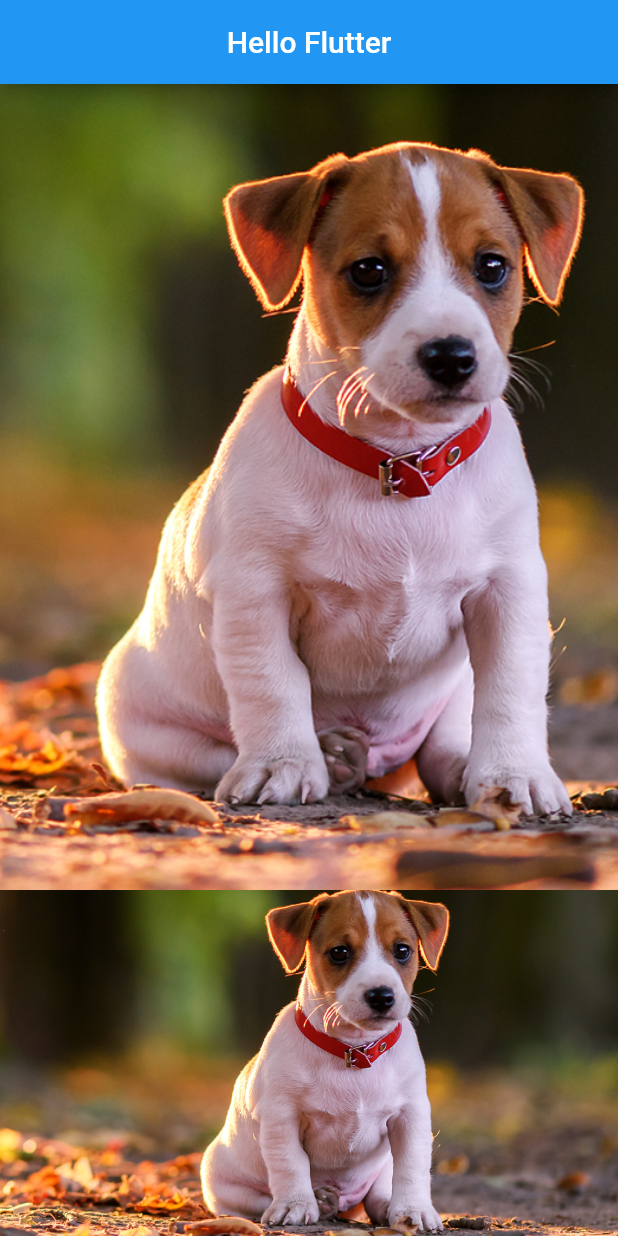
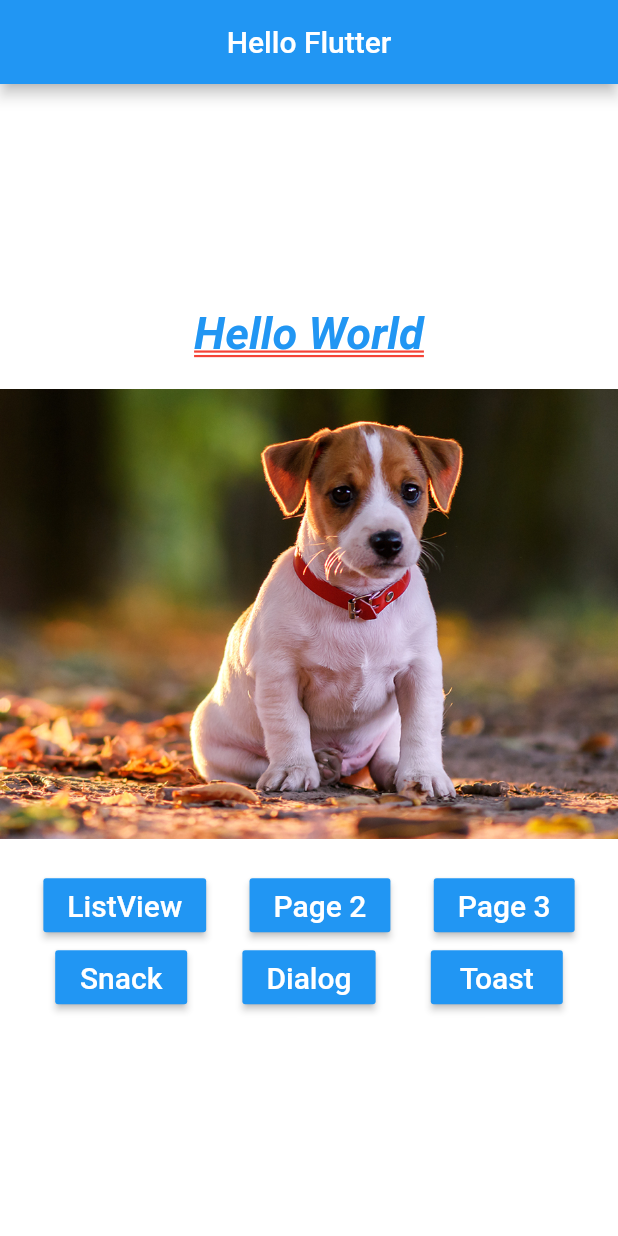
Before and after one commit to mauro-santos/flutter_hello1, a Flutter app: the screen it shows after launch, on a phone screen of 412 x 824 dp. Run offline on Flutter 3.47's test engine with Material 2 defaults, Android fonts, the phone set to English and light mode, and no system bars.

Commit message:
- Padrão de altura para os itens da ListView. - HomePage com o código padrão.

```diff
--- a/lib/home_page.dart
+++ b/lib/home_page.dart
@@ -21,22 +21,24 @@ class HomePage extends StatelessWidget {
   }
 
   _body(BuildContext context) {
-    return Column(
+    return Container(
+      color: Colors.white,
+      child: Column(
+        mainAxisAlignment: MainAxisAlignment.center,
         children: <Widget>[
-        Expanded(
-          flex: 7,
-          child: _pageView(),
+          _text(),
+          _pageView(),
+          _buttons(context),
+        ],
       ),
-        Expanded(
-          flex: 3,
-          child: _pageView(),
-        )
-      ],
     );
   }
 
-  _pageView() {
-    return PageView(
+  Container _pageView() {
+    return Container(
+      height: 300,
+      margin: EdgeInsets.only(top: 20, bottom: 20),
+      child: PageView(
         children: <Widget>[
           _img("assets/images/dog1.png"),
           _img("assets/images/dog2.png"),
@@ -44,6 +46,7 @@ class HomePage extends StatelessWidget {
           _img("assets/images/dog4.png"),
           _img("assets/images/dog5.png"),
         ],
+      ),
     );
   }
 
--- a/lib/pages/hello_listview.dart
+++ b/lib/pages/hello_listview.dart
@@ -16,6 +16,7 @@ class HelloListView extends StatelessWidget {
 
   _body() {
     return ListView(
+      itemExtent: 350,
       children: <Widget>[
         _img("assets/images/dog1.png"),
         _img("assets/images/dog2.png"),
```
Lines whose indentation alone changed are shown as unchanged.
